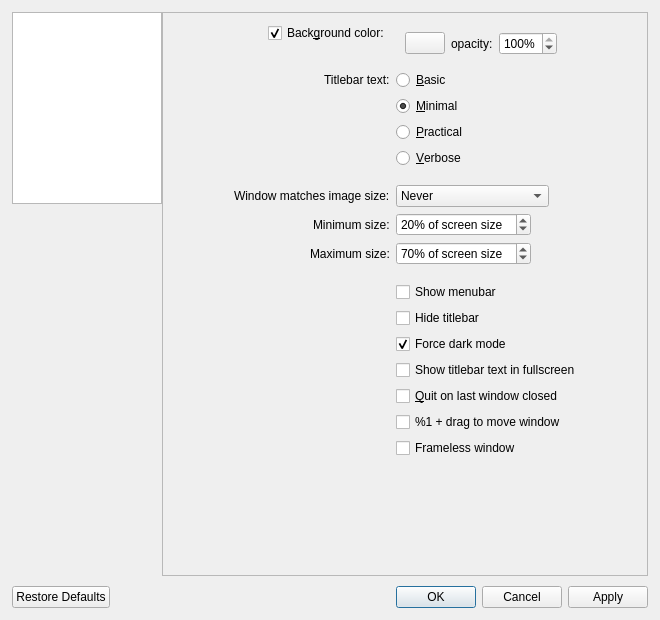
Above: src/qvoptionsdialog.ui from howareyouo/qView before the change. Below: the same form after it.
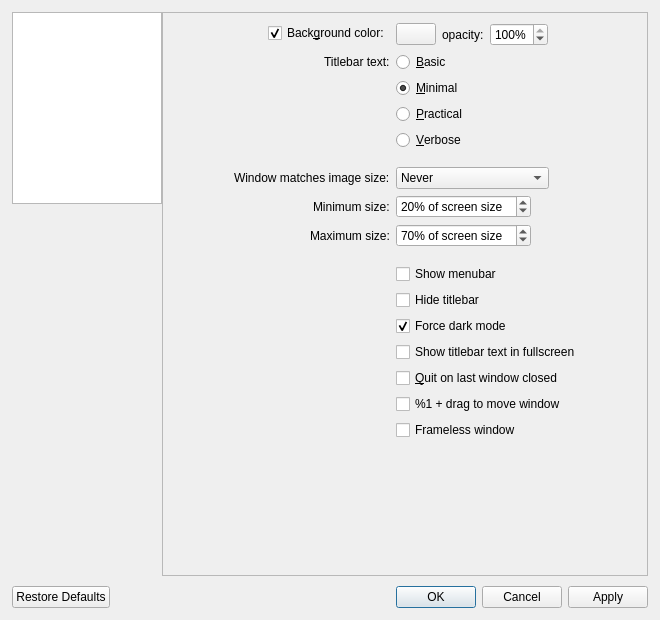
That is the form after the change.

Commit message: fix: use layout margin properties the ui compiler accepts

```diff
--- a/src/qvoptionsdialog.ui
+++ b/src/qvoptionsdialog.ui
@@ -115,11 +115,17 @@
           <item row="0" column="1">
            <widget class="QWidget" name="bgColorControls" native="true">
             <layout class="QHBoxLayout" name="bgColorControlsLayout">
-             <property name="contentsMargins">
-              <size>
-               <width>0</width>
-               <height>0</height>
-              </size>
+             <property name="leftMargin">
+              <number>0</number>
+             </property>
+             <property name="topMargin">
+              <number>0</number>
+             </property>
+             <property name="rightMargin">
+              <number>0</number>
+             </property>
+             <property name="bottomMargin">
+              <number>0</number>
              </property>
              <item>
               <widget class="QPushButton" name="bgColorButton">
```
The commit also changes 1 other file.
